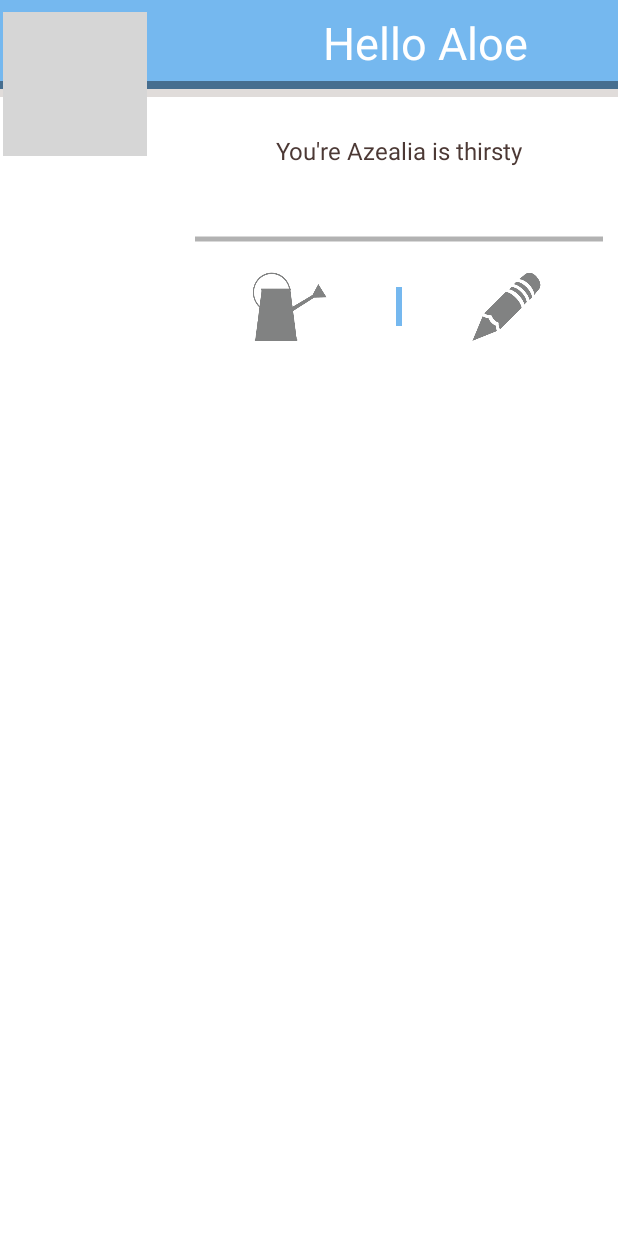
After one commit to AmericanCities/HelloAloe, an Android app: the layout customnotification.xml on its own in the app's theme, with its tools: preview values and no code run, on a phone screen of 412 x 824 dp. The commit adds this screen. Run offline under Robolectric (Android 15) with nearby library versions, the phone set to English and light mode, and no system bars; grey boxes are pictures that could not be loaded.

Commit message:
Got notifications working with progressBar

```diff
--- a/app/src/main/AndroidManifest.xml
+++ b/app/src/main/AndroidManifest.xml
@@ -52,6 +52,7 @@
         <activity android:name=".PlantDetails"/>
         <activity android:name="eu.janmuller.android.simplecropimage.CropImage" />
         <receiver android:name=".WaterNotification.NotificationBroadcastReceiver"/>
+        <receiver android:name=".WaterNotification.WaterButtonReceiver"/>
     </application>
 
 </manifest>
--- a/app/src/main/java/heering/helloaloe/CreateNotificationActivity.java
+++ b/app/src/main/java/heering/helloaloe/CreateNotificationActivity.java
@@ -24,7 +24,7 @@ public class CreateNotificationActivity extends Activity {
     @Override
     public void onCreate(Bundle savedInstanceState) {
         super.onCreate(savedInstanceState);
-        setContentView(R.layout.notificationresult);
+        setContentView(R.layout.customnotification);
     }
 
     public void createNotification(View view) {
@@ -45,5 +45,7 @@ public class CreateNotificationActivity extends Activity {
         // hide the notification after its selected
         noti.flags |= Notification.FLAG_AUTO_CANCEL;
         notificationManager.notify(0, noti);
+        //remoteViews.setOnClickPendingIntent(R.id.button1, resultPendingIntent);
+
     }
 }
--- /dev/null
+++ b/app/src/main/res/layout/customnotification.xml
@@ -0,0 +1,149 @@
+<?xml version="1.0" encoding="utf-8"?>
+<RelativeLayout xmlns:android="http://schemas.android.com/apk/res/android"
+    android:layout_width="match_parent"
+    android:layout_height="match_parent"
+    android:minHeight="256dp"
+    android:maxHeight="256dp"
+    android:background="#ffffff"
+    android:orientation="vertical" >
+    <!--Max height is 256 for expanded widget-->
+
+    <RelativeLayout
+        android:id="@+id/notifyHeadBkg"
+        android:layout_width="match_parent"
+        android:background="#75B8EF"
+        android:layout_height="54dp" />
+
+    <!-- Remote views don't support the vanilla "view" tag -->
+     <TextView
+        android:id="@+id/headerText"
+        android:layout_width="wrap_content"
+        android:layout_height="wrap_content"
+        android:textAppearance="?android:attr/textAppearanceMedium"
+        android:text="@string/homeScreenHeader"
+        android:textColor="#FFFFFF"
+        android:layout_alignBottom="@id/notifyHeadBkg"
+        android:layout_alignParentEnd="true"
+        android:textSize="30sp"
+        android:layout_marginRight="60dp"
+        android:layout_marginBottom="5dp" />
+-->
+   <RelativeLayout
+        android:id="@+id/notifyHeadBkg_border1"
+        android:layout_width="match_parent"
+        android:background="#466E8F"
+        android:layout_height="5dp"
+        android:layout_below="@id/notifyHeadBkg"
+        android:layout_alignParentStart="true" />
+
+    <RelativeLayout
+        android:id="@+id/notifyHeadBkg_border2"
+        android:layout_width="match_parent"
+        android:background="#E0DCDA"
+        android:layout_height="5dp"
+        android:layout_below="@id/notifyHeadBkg_border1"
+        android:layout_alignParentStart="true" />
+
+    <!--192 total height down below-->
+
+     <RelativeLayout
+       android:id="@+id/bigViewDetail"
+       android:layout_width="match_parent"
+       android:layout_alignTop="@id/notifyHeadBkg_border2"
+       android:layout_height="120dp"
+       android:layout_marginLeft="120dp"
+       android:layout_below="@id/notifyHeadBkg_border1"
+       android:layout_alignParentStart="true">
+
+             <TextView
+                 android:id="@+id/plantMessage"
+                 android:layout_width="wrap_content"
+                 android:layout_marginLeft="30dp"
+                 android:layout_height="40dp"
+                 android:textColor="#4C3935"
+                 android:text="You're Azealia is thirsty"
+                 android:textAppearance="?android:attr/textAppearanceLarge"
+                 android:layout_alignParentTop="true"
+                 android:layout_centerHorizontal="true"
+                 android:layout_marginTop="30dp"
+                 android:textSize="16sp"
+                 android:visibility="visible" />
+
+         <ProgressBar
+             style="?android:attr/progressBarStyleHorizontal"
+             android:layout_width="match_parent"
+             android:layout_height="wrap_content"
+             android:id="@+id/progressBar"
+             android:layout_below="@id/plantMessage"
+             android:layout_marginTop="10dp"
+             android:layout_marginRight="10dp"
+             android:layout_marginLeft="10dp"
+             android:minHeight="40dp" />
+
+     </RelativeLayout>
+
+
+
+    <ImageView
+        android:id="@+id/header_logo"
+        android:src="@drawable/crankyplantlarge"
+        android:layout_width="wrap_content"
+        android:layout_height="wrap_content"
+        android:layout_alignParentStart="true"
+        android:layout_marginTop="8dp"
+        android:layout_marginLeft="2dp" />
+
+    <LinearLayout
+        android:id="@+id/notifyButtons"
+        android:orientation="horizontal"
+        android:layout_width="fill_parent"
+        android:layout_height="50dp"
+        android:padding="2dp"
+        android:layout_below="@id/bigViewDetail"
+        android:layout_marginLeft="120dp">
+
+        <LinearLayout
+            android:orientation="horizontal"
+            android:layout_width="match_parent"
+            android:layout_height="match_parent"
+            android:layout_weight="2"
+            >
+            <ImageView
+                android:id="@+id/notifyWaterButton"
+                android:layout_width="match_parent"
+                android:layout_height="match_parent"
+                android:src="@drawable/wateringcan2"
+                android:layout_alignParentTop="true"
+                android:clickable="true" />
+        </LinearLayout>
+
+        <LinearLayout
+            android:orientation="horizontal"
+            android:layout_width="4dp"
+            android:layout_height="match_parent"
+            android:layout_marginTop="10dp"
+            android:layout_marginBottom="10dp"
+            android:background="#75B8EF">
+        </LinearLayout>
+
+        <LinearLayout
+            android:orientation="horizontal"
+            android:layout_width="match_parent"
+            android:layout_height="match_parent"
+            android:layout_weight="2">
+
+            <ImageView
+                android:id="@+id/notifyEditButton"
+                android:layout_width="match_parent"
+                android:layout_height="match_parent"
+                android:src="@drawable/pencileditlogo" />
+        </LinearLayout>
+    </LinearLayout>
+    <RelativeLayout
+        android:layout_width="match_parent"
+        android:layout_height="30dp"
+        android:layout_below="@id/notifyButtons">
+
+     </RelativeLayout>
+
+   </RelativeLayout>
--- a/app/src/main/res/layout/home_screen.xml
+++ b/app/src/main/res/layout/home_screen.xml
@@ -1,6 +1,7 @@
 <?xml version="1.0" encoding="utf-8"?>
 <RelativeLayout xmlns:android="http://schemas.android.com/apk/res/android"
-    android:layout_width="match_parent" android:layout_height="match_parent"
+    android:layout_width="match_parent"
+    android:layout_height="match_parent"
     android:id="@+id/container">
 
  <View
--- a/app/src/main/res/values/strings.xml
+++ b/app/src/main/res/values/strings.xml
@@ -14,4 +14,5 @@
     <string name="last_date_dsc">last watered</string>
     <string name="plantNameHint">enter plant type</string>
     <string name="nicknameHint">plant name</string>
+    <string name="customnotificationticker">Your plant may be thirsty</string>
 </resources>
```
Also changed, not shown: app/src/main/java/heering/helloaloe/HomeScreen.java (+6 -12 lines), app/src/main/java/heering/helloaloe/WaterNotification/NotificationBroadcastReceiver.java (+83 -35 lines), app/src/main/java/heering/helloaloe/WaterNotification/WaterButtonReceiver.java (added, +100 -0 lines), app/src/main/res/layout/notificationresult.xml (deleted, +0 -13 lines), app/src/main/res/drawable-xhdpi/wateringcan2.png (added), 1 other file.
